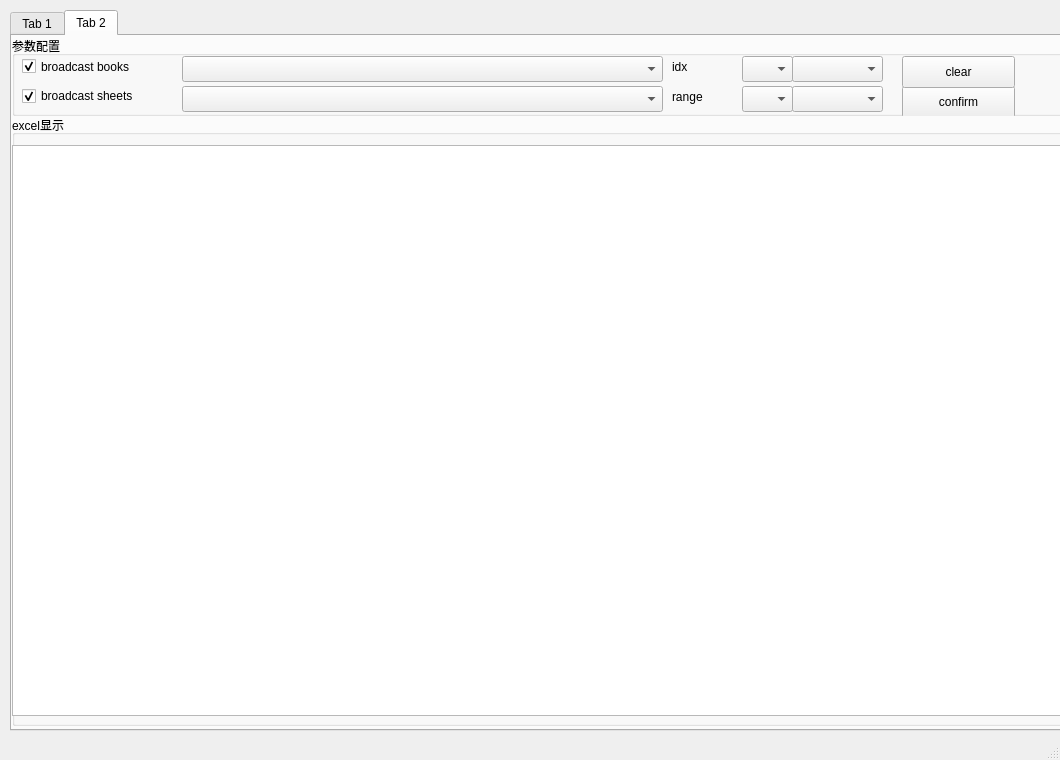
First picture: the form in UI_lan.ui, repository makalo/pyqt5-excel, before the edit.
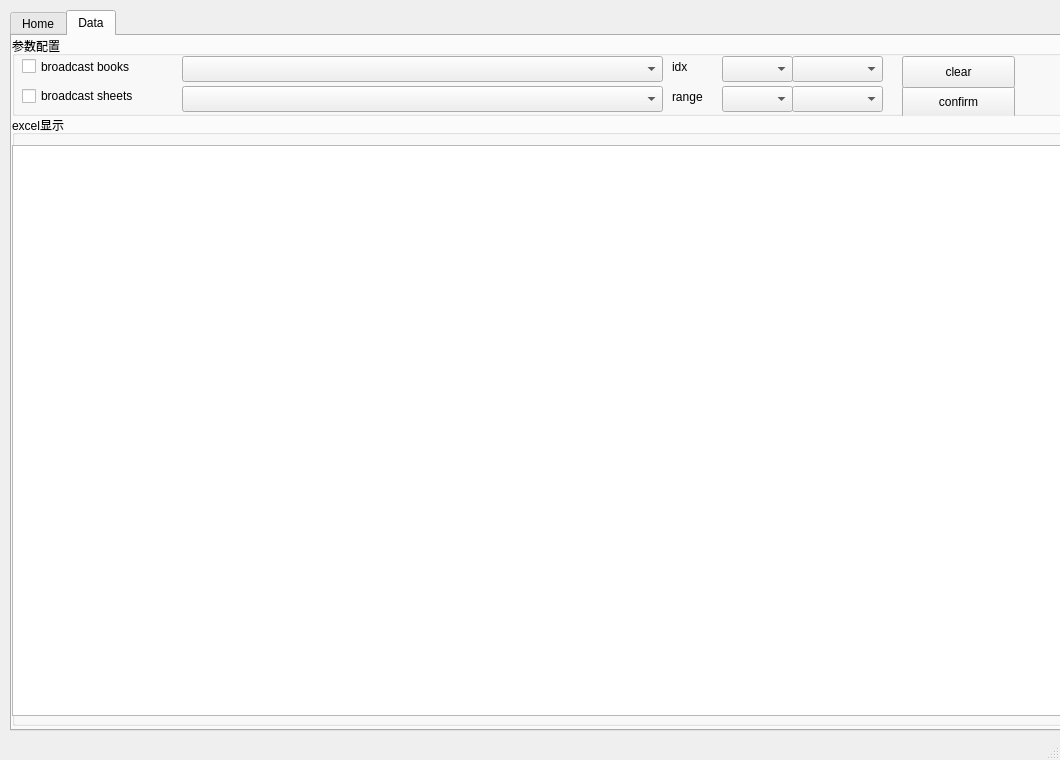
Second picture: the form after the edit. The open tabs and pages were chosen to show the change.

```diff
--- a/UI_lan.ui
+++ b/UI_lan.ui
@@ -28,7 +28,7 @@
     </property>
     <widget class="QWidget" name="tab">
      <attribute name="title">
-      <string>Tab 1</string>
+      <string>Home</string>
      </attribute>
      <widget class="QGroupBox" name="groupBox_3">
       <property name="geometry">
@@ -237,7 +237,7 @@
     </widget>
     <widget class="QWidget" name="tab_2">
      <attribute name="title">
-      <string>Tab 2</string>
+      <string>Data</string>
      </attribute>
      <widget class="QGroupBox" name="groupBox_2">
       <property name="geometry">
@@ -326,9 +326,9 @@
       <widget class="QComboBox" name="comboBox_x">
        <property name="geometry">
         <rect>
-         <x>730</x>
+         <x>710</x>
          <y>20</y>
-         <width>51</width>
+         <width>71</width>
          <height>26</height>
         </rect>
        </property>
@@ -346,9 +346,9 @@
       <widget class="QComboBox" name="comboBox_r1">
        <property name="geometry">
         <rect>
-         <x>730</x>
+         <x>710</x>
          <y>50</y>
-         <width>51</width>
+         <width>71</width>
          <height>26</height>
         </rect>
        </property>
@@ -376,7 +376,7 @@
         <string>broadcast books</string>
        </property>
        <property name="checked">
-        <bool>true</bool>
+        <bool>false</bool>
        </property>
       </widget>
       <widget class="QCheckBox" name="checkBox_sheet">
@@ -392,7 +392,7 @@
         <string>broadcast sheets</string>
        </property>
        <property name="checked">
-        <bool>true</bool>
+        <bool>false</bool>
        </property>
       </widget>
      </widget>
```
Left out of the diff: 8 changed lines with no effect on the pictures.
